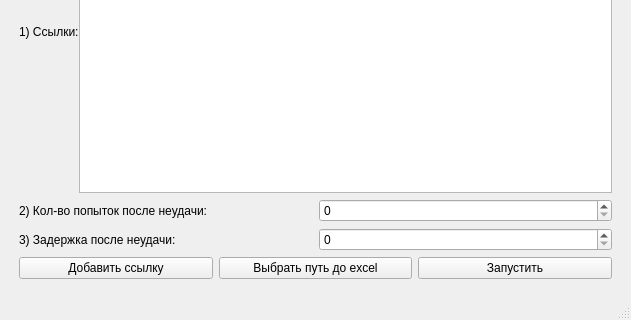
VasiliyNichnikov/Parser-Shop-Metro, file static/interface/main.ui: the form before one commit; both pictures show x 0 to 631 and y 179 to 499 of the 631 by 499 pixel window.
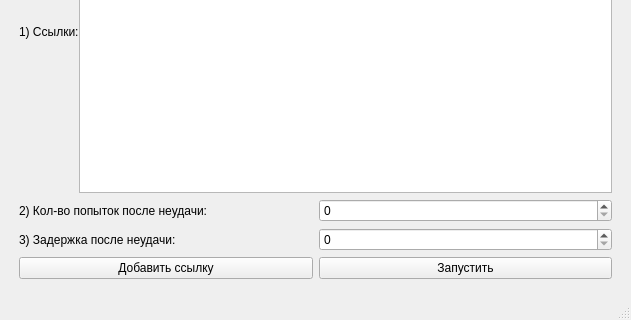
The form after the commit.

Commit message: Изменен интерфейс. Удалена кнопка выбора пути до excel. В случае, если пользователь не указал ссылки, высвечивается ошибка.

The edit to the form file:
```diff
--- a/static/interface/main.ui
+++ b/static/interface/main.ui
@@ -97,13 +97,6 @@
           </property>
          </widget>
         </item>
-        <item>
-         <widget class="QPushButton" name="button_select_path_excel">
-          <property name="text">
-           <string>Выбрать путь до excel</string>
-          </property>
-         </widget>
-        </item>
         <item>
          <widget class="QPushButton" name="button_launch">
           <property name="text">
```
The commit also changes 1 other file.
